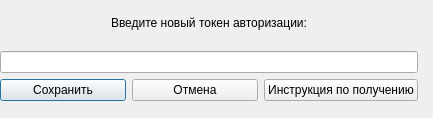
The window that app_windows/templates/change_token_form.ui (bloodofspring/yandex_drive_desktop) describes before a commit, drawn with Qt 5.
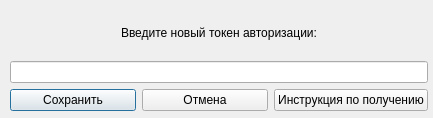
The same window after the commit.

Commit message: feat: поправлен визуал

```diff
--- a/app_windows/templates/change_token_form.ui
+++ b/app_windows/templates/change_token_form.ui
@@ -16,8 +16,8 @@
   <widget class="QWidget" name="verticalLayoutWidget_2">
    <property name="geometry">
     <rect>
-     <x>0</x>
-     <y>0</y>
+     <x>10</x>
+     <y>10</y>
      <width>418</width>
      <height>101</height>
     </rect>
```
The commit also changes 1 other file.
